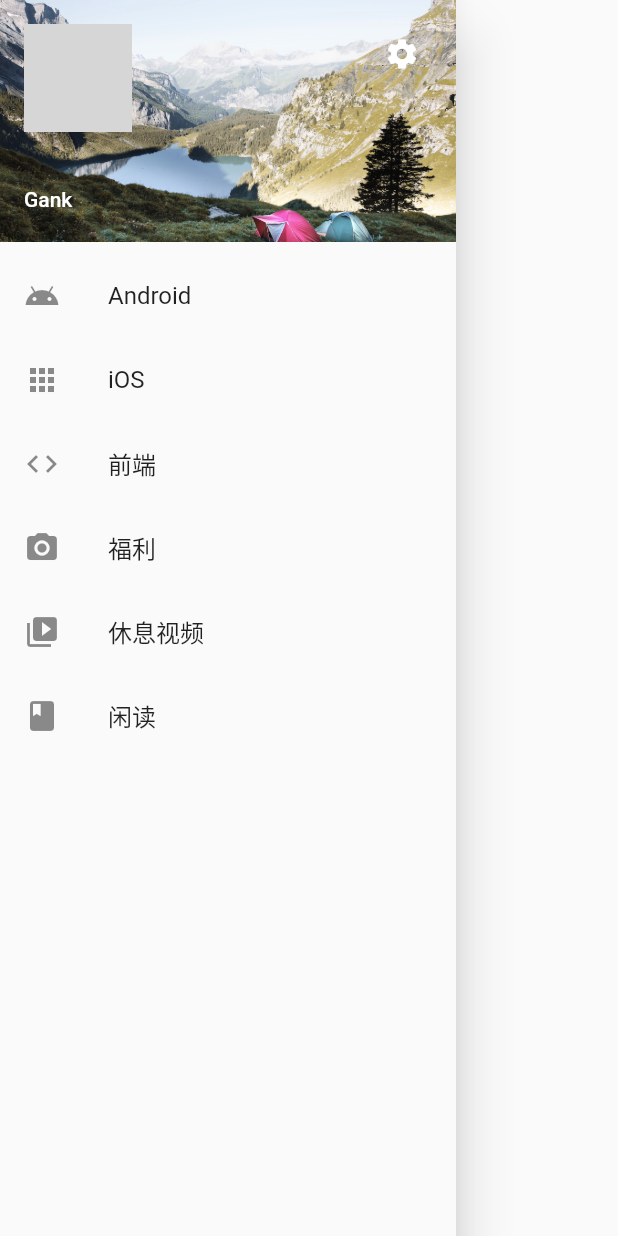
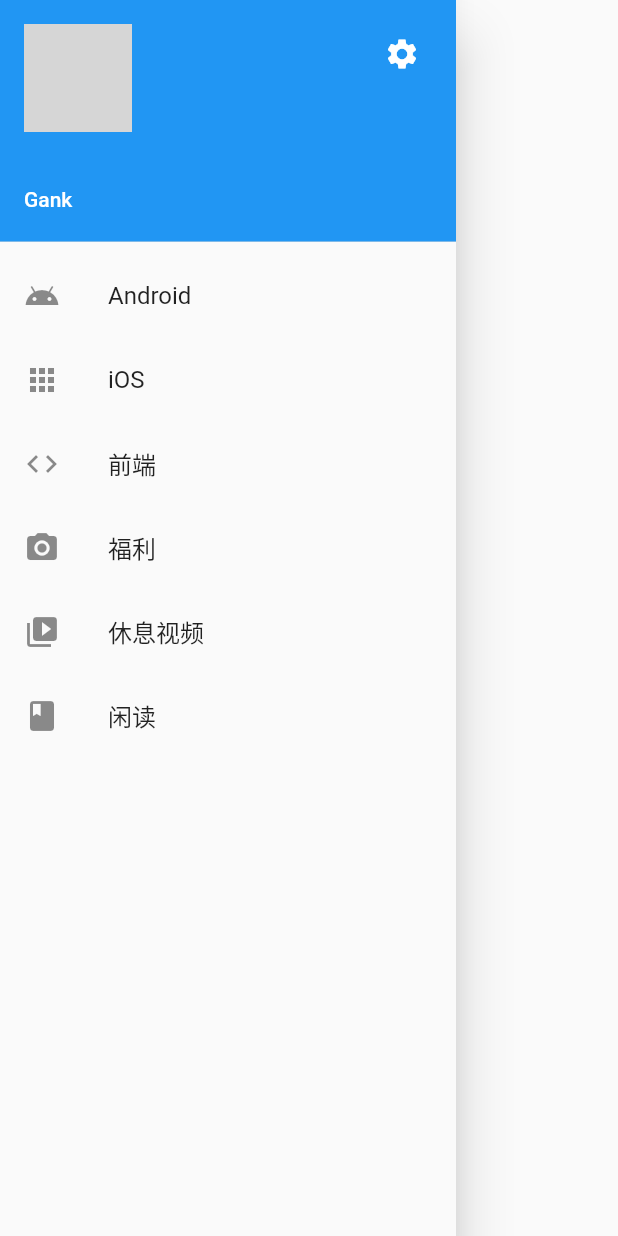
Before and after one commit to pknan520/flutter_gank, a Flutter app: the MyDrawer widget shown alone on an empty page, opened directly, on a phone screen of 412 x 824 dp. Run offline on Flutter 3.47's test engine with Material 2 defaults, Android fonts, the phone set to English and light mode, and no system bars; our stand-ins replace dio, flutter_spinkit; missing offline and left inert: flutter_webview_plugin; network calls fail; grey boxes are pictures that could not be loaded.

```diff
--- a/lib/ui/comm/MyDrawer.dart
+++ b/lib/ui/comm/MyDrawer.dart
@@ -19,10 +19,11 @@ class MyDrawer extends StatelessWidget {
               )
             ],
             decoration: BoxDecoration(
-              image: DecorationImage(
-                fit: BoxFit.cover,
-                image: ExactAssetImage('images/lake.jpg'),
-              ),
+              color: Theme.of(context).primaryColor,
+              // image: DecorationImage(
+              //   fit: BoxFit.cover,
+              //   image: ExactAssetImage('images/lake.jpg'),
+              // ),
             ),
           ),
           MediaQuery.removePadding(
```
Also changed, not shown: lib/ui/Home.dart (+8 -1 lines).
